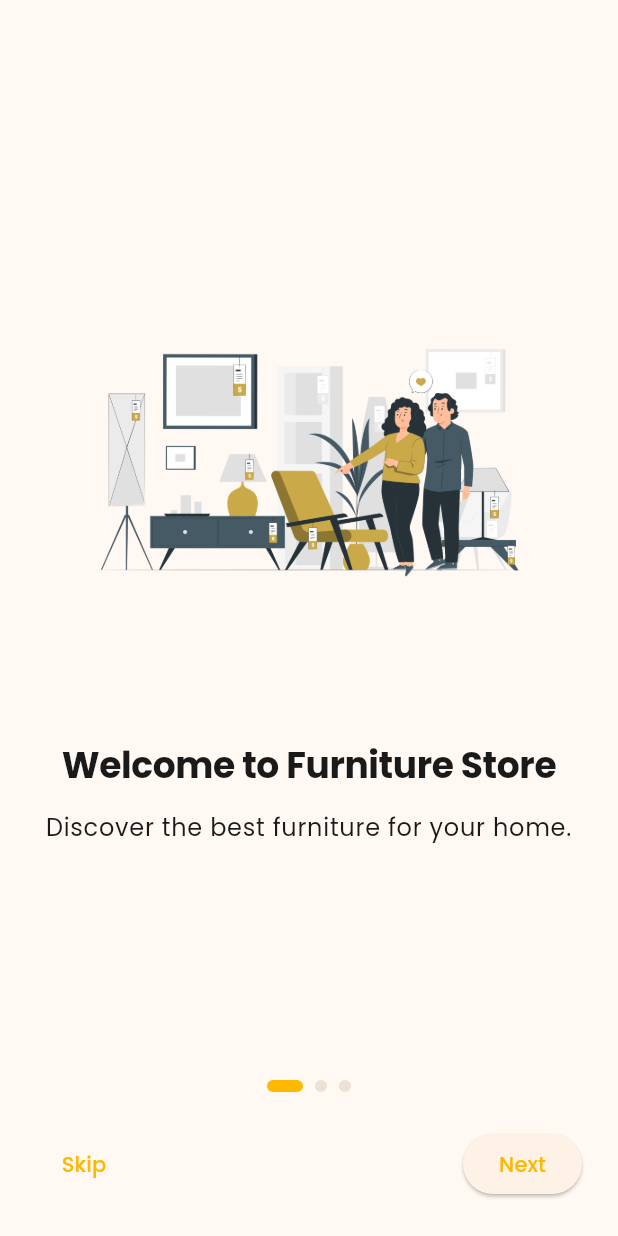
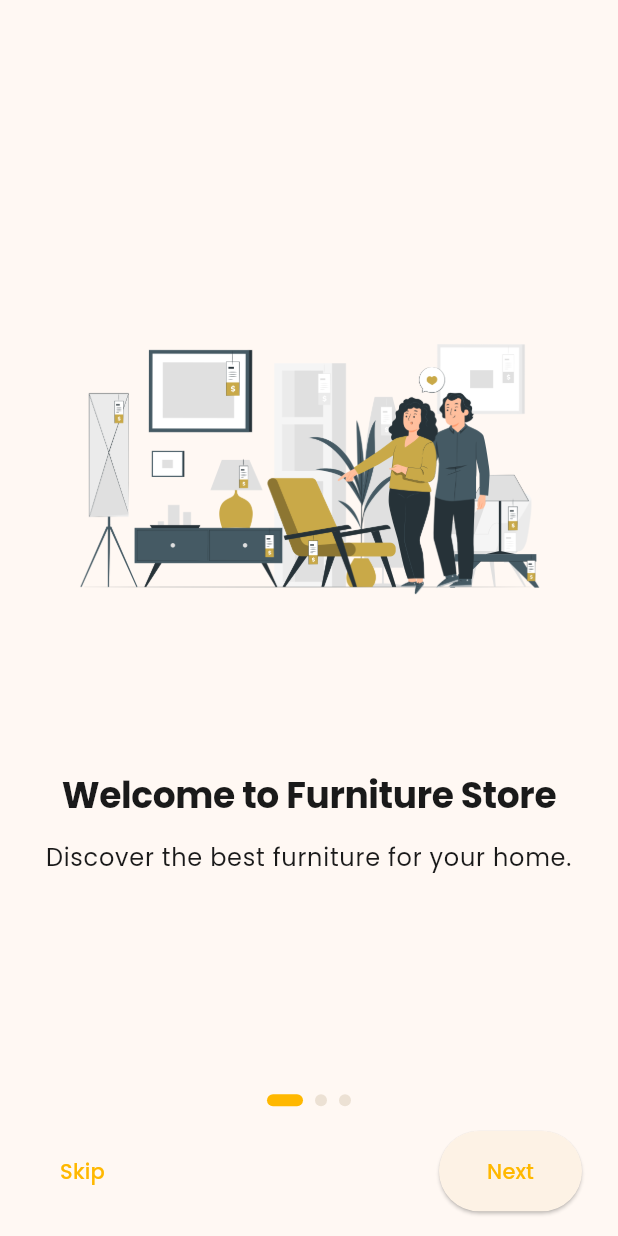
Before and after one commit to dinmukhamednurkaliyev/furniture-store-application, a Flutter app: the screen it shows after launch, on a phone screen of 412 x 824 dp. Run offline on Flutter 3.47's test engine with Material 3 defaults, Android fonts, the phone set to English and light mode, and no system bars; our stand-ins replace google_fonts.

Commit message:
feat(ui): implement adaptive layouts for core screens

```diff
--- a/lib/core/screens/onboarding_screen.dart
+++ b/lib/core/screens/onboarding_screen.dart
@@ -9,7 +9,6 @@ class OnboardingScreen extends StatefulWidget {
 }
 
 class _OnboardingScreenState extends State<OnboardingScreen> {
-  // ... (весь код состояния остается без изменений) ...
   final PageController _pageController = PageController();
   final ValueNotifier<int> _currentPageNotifier = ValueNotifier<int>(0);
 
@@ -50,6 +49,8 @@ class _OnboardingScreenState extends State<OnboardingScreen> {
 
   @override
   Widget build(BuildContext context) {
+    final verticalPadding = context.screenHeight * 0.02;
+
     return Scaffold(
       backgroundColor: context.backgroundColor,
       body: SafeArea(
@@ -71,7 +72,7 @@ class _OnboardingScreenState extends State<OnboardingScreen> {
               itemCount: _onboardingItems.length,
               currentPageNotifier: _currentPageNotifier,
             ),
-            const SizedBox(height: 24),
+            SizedBox(height: verticalPadding),
             _OnboardingBottomBar(
               itemCount: _onboardingItems.length,
               currentPageNotifier: _currentPageNotifier,
@@ -79,7 +80,7 @@ class _OnboardingScreenState extends State<OnboardingScreen> {
               onSkip: _goToHomeScreen,
               onGetStarted: _goToHomeScreen,
             ),
-            const SizedBox(height: 24),
+            SizedBox(height: verticalPadding),
           ],
         ),
       ),
@@ -87,42 +88,87 @@ class _OnboardingScreenState extends State<OnboardingScreen> {
   }
 }
 
-// --- ВИДЖЕТЫ ---
-
 class _OnboardingPageContent extends StatelessWidget {
   const _OnboardingPageContent({required this.item});
   final _OnboardingItem item;
 
   @override
   Widget build(BuildContext context) {
+    return context.isMobile
+        ? _buildPortraitLayout(context)
+        : _buildLandscapeLayout(context);
+  }
+
+  Widget _buildPortraitLayout(BuildContext context) {
+    final imageHeight = (context.screenHeight * 0.4).clamp(250.0, 400.0);
+    const titleFontSize = 24.0;
+    const descriptionFontSize = 16.0;
+    final titleSpacing = context.screenHeight * 0.05;
+
     return Padding(
       padding: const EdgeInsets.symmetric(horizontal: 24),
       child: Column(
         mainAxisAlignment: MainAxisAlignment.center,
         children: [
-          Image.asset(item.imagePath, height: 300),
-          const SizedBox(height: 40),
+          Image.asset(item.imagePath, height: imageHeight),
+          SizedBox(height: titleSpacing),
+          _buildTextContent(context, titleFontSize, descriptionFontSize),
+        ],
+      ),
+    );
+  }
+
+  Widget _buildLandscapeLayout(BuildContext context) {
+    final imageHeight = (context.screenHeight * 0.6).clamp(300.0, 500.0);
+    const titleFontSize = 32.0;
+    const descriptionFontSize = 18.0;
+
+    return Padding(
+      padding: EdgeInsets.symmetric(horizontal: context.screenWidth * 0.08),
+      child: Row(
+        mainAxisAlignment: MainAxisAlignment.center,
+        children: [
+          Expanded(
+            child: Image.asset(item.imagePath, height: imageHeight),
+          ),
+          const SizedBox(width: 48),
+          Expanded(
+            child: _buildTextContent(
+              context,
+              titleFontSize,
+              descriptionFontSize,
+            ),
+          ),
+        ],
+      ),
+    );
+  }
+
+  Widget _buildTextContent(
+    BuildContext context,
+    double titleFontSize,
+    double descriptionFontSize,
+  ) {
+    return Column(
+      mainAxisSize: MainAxisSize.min,
+      children: [
         Text(
           item.title,
           textAlign: TextAlign.center,
-            style: context.displayLarge?.copyWith(
-              fontSize: 24,
-            ),
+          style: context.displayLarge?.copyWith(fontSize: titleFontSize),
         ),
         const SizedBox(height: 16),
         Text(
           item.description,
           textAlign: TextAlign.center,
-            style: context.bodyLarge,
+          style: context.bodyLarge?.copyWith(fontSize: descriptionFontSize),
         ),
       ],
-      ),
     );
   }
 }
 
 class _PageIndicators extends StatelessWidget {
-  // Добавляем const
   const _PageIndicators({
     required this.itemCount,
     required this.currentPageNotifier,
@@ -140,8 +186,10 @@ class _PageIndicators extends StatelessWidget {
           children: List.generate(itemCount, (index) {
             final isActive = currentPage == index;
             return AnimatedContainer(
-              duration: const Duration(milliseconds: 300),
-              margin: const EdgeInsets.symmetric(horizontal: 4),
+              duration: const Duration(milliseconds: 400),
+              margin: const EdgeInsets.symmetric(
+                horizontal: 4,
+              ),
               height: 8,
               width: isActive ? 24 : 8,
               decoration: BoxDecoration(
@@ -159,7 +207,6 @@ class _PageIndicators extends StatelessWidget {
 }
 
 class _OnboardingBottomBar extends StatelessWidget {
-  // Добавляем const
   const _OnboardingBottomBar({
     required this.itemCount,
     required this.currentPageNotifier,
@@ -175,25 +222,50 @@ class _OnboardingBottomBar extends StatelessWidget {
 
   @override
   Widget build(BuildContext context) {
+    final buttonHeight = (context.screenHeight * 0.065).clamp(48.0, 60.0);
+
     return Padding(
       padding: const EdgeInsets.symmetric(horizontal: 24),
       child: ValueListenableBuilder<int>(
         valueListenable: currentPageNotifier,
         builder: (context, currentPage, _) {
           final isLastPage = currentPage.isLastIndex(itemCount);
+
           return isLastPage
               ? ElevatedButton(
                   style: ElevatedButton.styleFrom(
-                    minimumSize: const Size(double.infinity, 50),
+                    minimumSize: Size(double.infinity, buttonHeight),
                   ),
                   onPressed: onGetStarted,
                   child: const Text('Get Started'),
                 )
               : Row(
-                  mainAxisAlignment: MainAxisAlignment.spaceBetween,
                   children: [
-                    TextButton(onPressed: onSkip, child: const Text('Skip')),
+                    TextButton(
+                      style: TextButton.styleFrom(
+                        minimumSize: Size(
+                          0,
+                          buttonHeight,
+                        ),
+                        padding: const EdgeInsets.symmetric(
+                          horizontal: 16,
+                        ),
+                        alignment: Alignment.centerLeft,
+                      ),
+                      onPressed: onSkip,
+                      child: const Text('Skip'),
+                    ),
+                    const Spacer(),
                     ElevatedButton(
+                      style: ElevatedButton.styleFrom(
+                        minimumSize: Size(
+                          0,
+                          buttonHeight,
+                        ),
+                        padding: const EdgeInsets.symmetric(
+                          horizontal: 32,
+                        ),
+                      ),
                       onPressed: onNext,
                       child: const Text('Next'),
                     ),
```
Also changed, not shown: lib/core/extensions/build_context_extension.dart (+11 -2 lines), lib/core/screens/splash_screen.dart (+21 -6 lines). Lines whose indentation alone changed are shown as unchanged.
